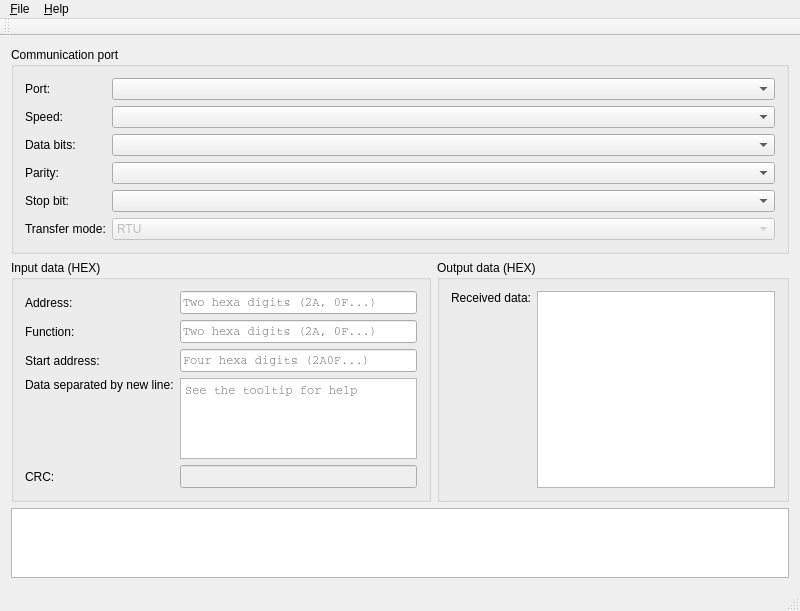
This is mainwindow.ui in brumla/basicmodbus as Qt 5 draws it before an edit. The edited form follows.
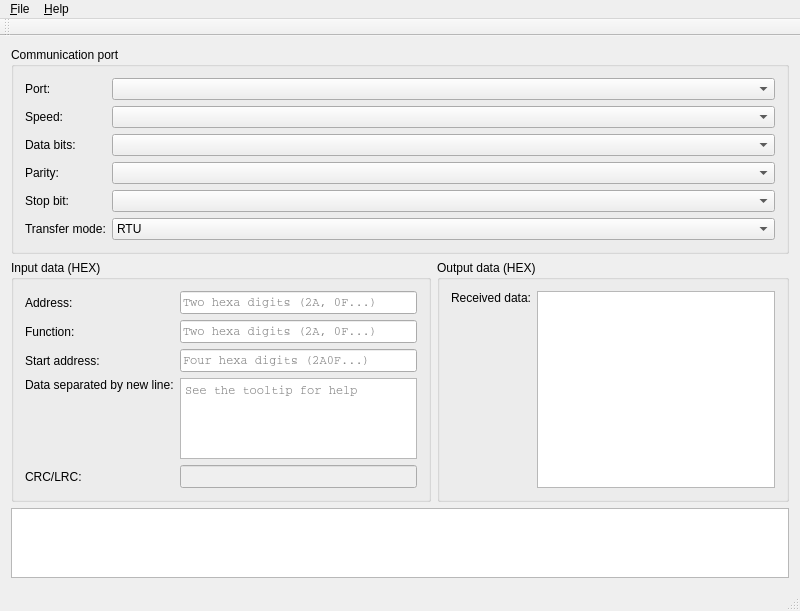
This is the edited form.

```diff
--- a/mainwindow.ui
+++ b/mainwindow.ui
@@ -2,6 +2,9 @@
 <ui version="4.0">
  <class>MainWindow</class>
  <widget class="QMainWindow" name="MainWindow">
+  <property name="enabled">
+   <bool>true</bool>
+  </property>
   <property name="geometry">
    <rect>
     <x>0</x>
@@ -123,7 +126,7 @@
          <item row="4" column="0">
           <widget class="QLabel" name="label_6">
            <property name="text">
-            <string>CRC:</string>
+            <string>CRC/LRC:</string>
            </property>
           </widget>
          </item>
@@ -209,9 +212,6 @@
        </item>
        <item row="6" column="1">
         <widget class="QComboBox" name="comboBox">
-         <property name="enabled">
-          <bool>false</bool>
-         </property>
          <property name="sizePolicy">
           <sizepolicy hsizetype="Expanding" vsizetype="Fixed">
            <horstretch>0</horstretch>
```
